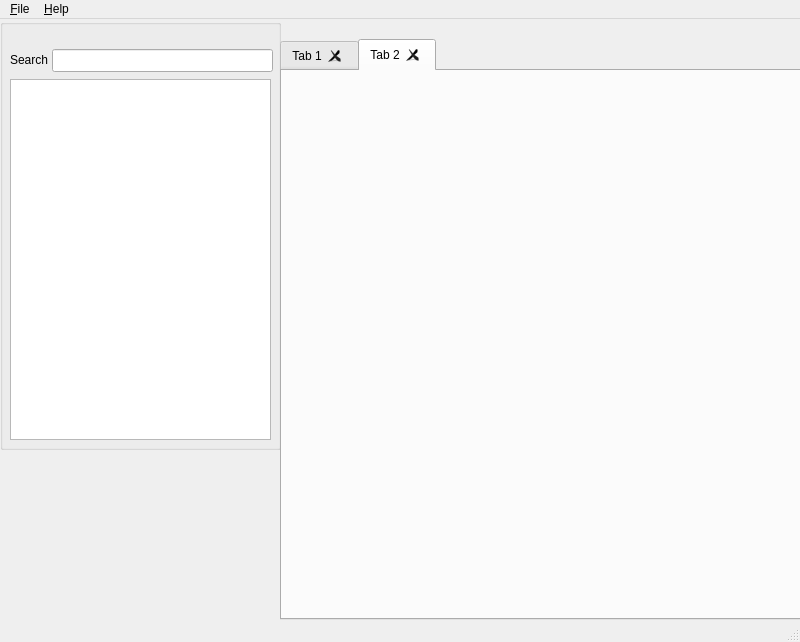
Qt form ui/MainWindow.ui (redhatrises/husky) before a commit.
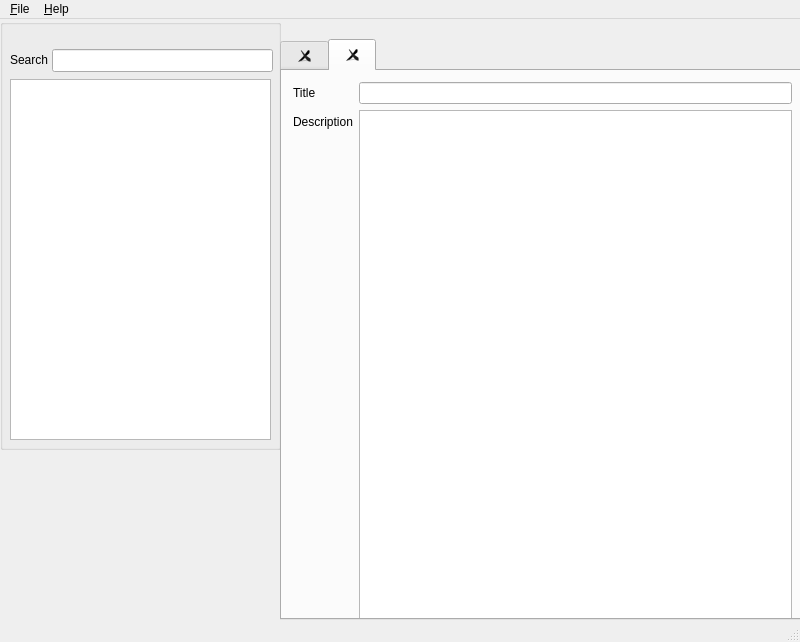
The same form after that commit. The open tabs and pages were chosen to show the change.

What changed in the file:
```diff
--- a/ui/MainWindow.ui
+++ b/ui/MainWindow.ui
@@ -115,11 +115,11 @@
      <bool>true</bool>
     </property>
     <property name="tabBarAutoHide">
-     <bool>true</bool>
+     <bool>false</bool>
     </property>
     <widget class="QWidget" name="tab">
      <attribute name="title">
-      <string>Tab 1</string>
+      <string/>
      </attribute>
      <widget class="QWidget" name="formLayoutWidget">
       <property name="geometry">
@@ -211,8 +211,52 @@
     </widget>
     <widget class="QWidget" name="tab_2">
      <attribute name="title">
-      <string>Tab 2</string>
+      <string/>
      </attribute>
+     <widget class="QWidget" name="formLayoutWidget_2">
+      <property name="geometry">
+       <rect>
+        <x>10</x>
+        <y>10</y>
+        <width>501</width>
+        <height>541</height>
+       </rect>
+      </property>
+      <layout class="QFormLayout" name="scapgroup">
+       <property name="leftMargin">
+        <number>1</number>
+       </property>
+       <property name="topMargin">
+        <number>1</number>
+       </property>
+       <property name="rightMargin">
+        <number>1</number>
+       </property>
+       <property name="bottomMargin">
+        <number>1</number>
+       </property>
+       <item row="0" column="0">
+        <widget class="QLabel" name="lblgrouptitle">
+         <property name="text">
+          <string>Title</string>
+         </property>
+        </widget>
+       </item>
+       <item row="0" column="1">
+        <widget class="QLineEdit" name="txtGroupTitle"/>
+       </item>
+       <item row="1" column="0">
+        <widget class="QLabel" name="lblgroupdesc">
+         <property name="text">
+          <string>Description</string>
+         </property>
+        </widget>
+       </item>
+       <item row="1" column="1">
+        <widget class="QPlainTextEdit" name="txtGroupDesc"/>
+       </item>
+      </layout>
+     </widget>
     </widget>
    </widget>
   </widget>
```
Left out of the diff: 35 changed lines with no effect on the pictures.
